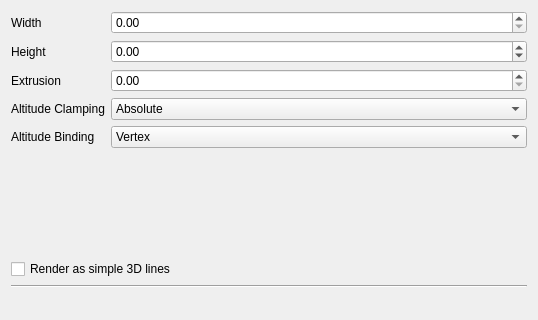
Old version of the form src/ui/3d/line3dsymbolwidget.ui in the repository qgis/QGIS; both pictures show x 0 to 538 and y 0 to 320 of the 538 by 547 pixel window.
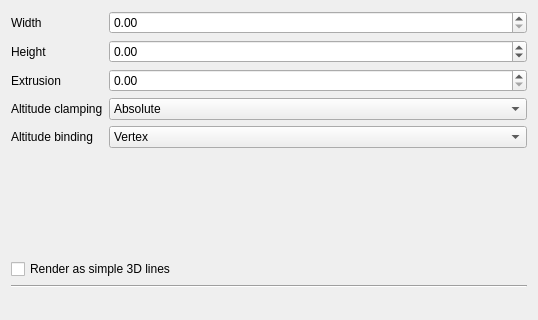
New version of the form. Custom widgets are drawn as their Qt base class.

```diff
--- a/src/ui/3d/line3dsymbolwidget.ui
+++ b/src/ui/3d/line3dsymbolwidget.ui
@@ -50,7 +50,7 @@
      <item row="3" column="0">
       <widget class="QLabel" name="label_3">
        <property name="text">
-        <string>Altitude Clamping</string>
+        <string>Altitude clamping</string>
        </property>
       </widget>
      </item>
@@ -76,7 +76,7 @@
      <item row="4" column="0">
       <widget class="QLabel" name="label_4">
        <property name="text">
-        <string>Altitude Binding</string>
+        <string>Altitude binding</string>
        </property>
       </widget>
      </item>
```
